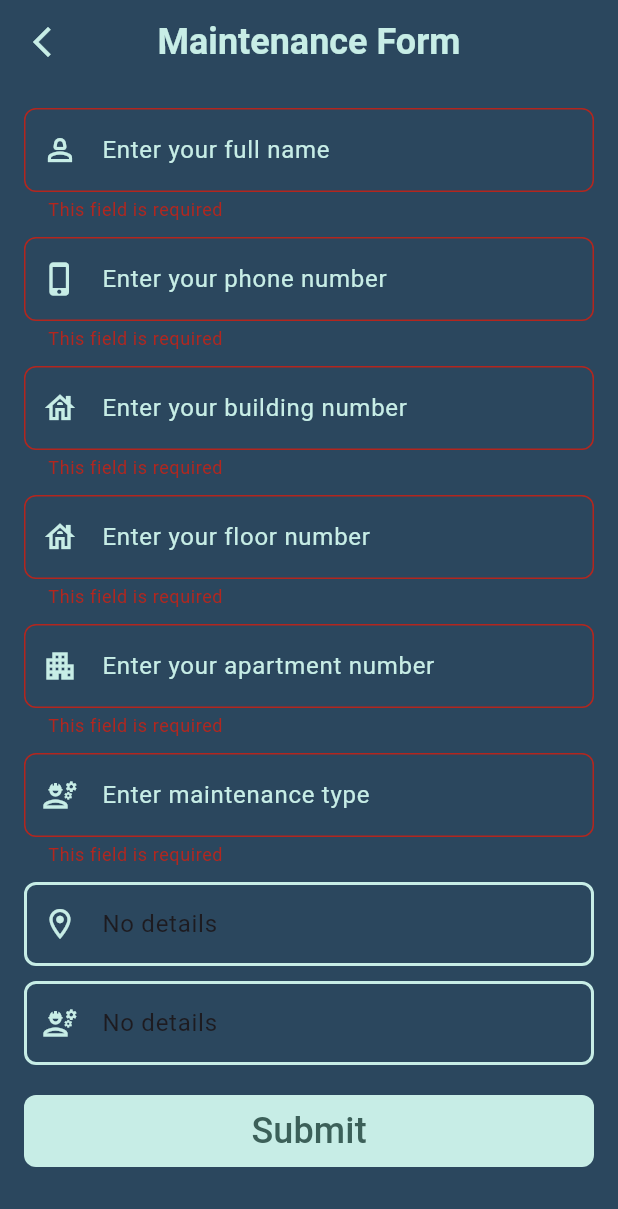
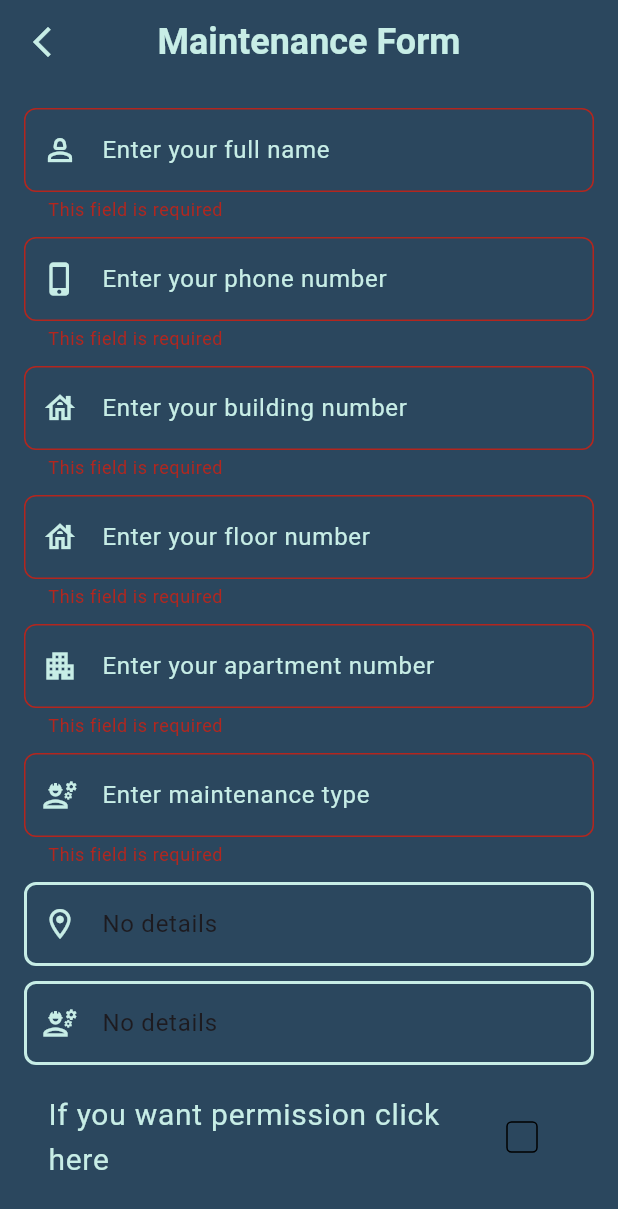
Before and after one commit to Peter-Awod/Maintenance-App, a Flutter app: the MaintenanceForm screen opened directly, after a tap on "Submit", on a phone screen of 412 x 824 dp. Shown: the top 1209 px of the screen. Run offline on Flutter 3.47's test engine with Material 3 defaults, Android fonts, the phone set to English and light mode, and no system bars; our stand-ins replace bloc, cloud_firestore, firebase_auth, firebase_core, flutter_bloc, modal_progress_hud_nsn and 1 more; accounts and stored records are empty.

Commit message:
add permission

```diff
--- a/lib/widgets/maintenance_form.dart
+++ b/lib/widgets/maintenance_form.dart
@@ -28,13 +28,16 @@ class _MaintenanceFormState extends State<MaintenanceForm> {
   var maintenanceTypeController = TextEditingController();
   var addressDetailsController = TextEditingController();
   var maintenanceDetailsController = TextEditingController();
+  var permissionDetailsController = TextEditingController();
 
   String? name,
       mobileNumber,
       maintenanceType,
       buildingNumber,
       floorNumber,
+      permission,
       apartmentNumber;
+  bool showPermissionField = false;
 
   @override
   Widget build(BuildContext context) {
@@ -43,9 +46,9 @@ class _MaintenanceFormState extends State<MaintenanceForm> {
       child:
           BlocConsumer<SubmitMaintenanceFormCubit, SubmitMaintenanceFormStates>(
         listener: (context, state) {
-          if(state is SubmitFormSuccessState)
-            {
-             showSnackBar(context: context, message: 'Form submitted successfully');
+          if (state is SubmitFormSuccessState) {
+            showSnackBar(
+                context: context, message: 'Form submitted successfully');
             Navigator.pop(context);
           }
         },
@@ -85,6 +88,7 @@ class _MaintenanceFormState extends State<MaintenanceForm> {
                   child: Column(
                     crossAxisAlignment: CrossAxisAlignment.center,
                     children: [
+                      // name
                       CustomTextFormField(
                         keyboardType: TextInputType.name,
                         textEditingController: nameController,
@@ -99,6 +103,8 @@ class _MaintenanceFormState extends State<MaintenanceForm> {
                       const SizedBox(
                         height: 10,
                       ),
+
+                      // mobile
                       CustomTextFormField(
                         textEditingController: mobileNumberController,
                         hintText: 'Enter your phone number',
@@ -111,6 +117,8 @@ class _MaintenanceFormState extends State<MaintenanceForm> {
                       const SizedBox(
                         height: 10,
                       ),
+
+                      //building
                       CustomTextFormField(
                         textEditingController: buildingNumberController,
                         hintText: 'Enter your building number',
@@ -123,6 +131,8 @@ class _MaintenanceFormState extends State<MaintenanceForm> {
                       const SizedBox(
                         height: 10,
                       ),
+
+                      // floor
                       CustomTextFormField(
                         textEditingController: floorNumberController,
                         hintText: 'Enter your floor number',
@@ -135,6 +145,8 @@ class _MaintenanceFormState extends State<MaintenanceForm> {
                       const SizedBox(
                         height: 10,
                       ),
+
+                      // apartment
                       CustomTextFormField(
                         textEditingController: apartmentNumberController,
                         hintText: 'Enter your apartment number',
@@ -147,6 +159,8 @@ class _MaintenanceFormState extends State<MaintenanceForm> {
                       const SizedBox(
                         height: 10,
                       ),
+
+                      // maintenance
                       CustomTextFormField(
                         textEditingController: maintenanceTypeController,
                         hintText: 'Enter maintenance type',
@@ -159,6 +173,8 @@ class _MaintenanceFormState extends State<MaintenanceForm> {
                       const SizedBox(
                         height: 10,
                       ),
+
+                      // address details
                       CustomTextFormField(
                         textEditingController: addressDetailsController,
                         hintText: 'Add more details about address',
@@ -171,6 +187,8 @@ class _MaintenanceFormState extends State<MaintenanceForm> {
                       const SizedBox(
                         height: 10,
                       ),
+
+                      // maintenance details
                       CustomTextFormField(
                         textEditingController: maintenanceDetailsController,
                         hintText:
@@ -182,17 +200,77 @@ class _MaintenanceFormState extends State<MaintenanceForm> {
                         },
                       ),
                       const SizedBox(
+                        height: 10,
+                      ),
+
+                      // permission check box
+                      ListTile(
+                        title: const Text(
+                          'If you want permission click here',
+                          style: TextStyle(
+                            color: kSecondaryColor,
+                            fontSize: 20,
+                          ),
+                        ),
+                        trailing: Checkbox(
+                          value: showPermissionField,
+                          onChanged: (value) {
+                            setState(() {
+                              showPermissionField = value!;
+                            });
+                          },
+                          activeColor: kSecondaryColor,
+                          // Change the color when checkbox is checked
+                          checkColor: Colors.black,
+                          // Change the color of the checkmark
+                          side: const BorderSide(
+                            color: Colors.black,
+                            strokeAlign: 2,
+                          ),
+
+                          fillColor: MaterialStateProperty.resolveWith<Color>(
+                            (Set<MaterialState> states) {
+                              // Change the color of the checkbox itself based on its state
+                              if (states.contains(MaterialState.selected)) {
+                                return kSecondaryColor; // Color when checkbox is checked
+                              }
+                              return kPrimaryColor; // Color when checkbox is unchecked
+                            },
+                          ),
+                        ),
+                      ),
+                      if (showPermissionField)
+                        const SizedBox(
+                          height: 10,
+                        ),
+
+                      // Permissions
+                      if (showPermissionField)
+                        CustomTextFormField(
+                          textEditingController: permissionDetailsController,
+                          hintText: 'What kind of permission needed?',
+                          prefixIcon: const Icon(Icons.sensor_door_outlined),
+                          keyboardType: TextInputType.text,
+                          onSaved: (value) {
+                            permission = value!;
+                          },
+                        ),
+                      const SizedBox(
                         height: 20,
                       ),
+
+                      // Submission button
                       CustomMaterialButton(
                         onPressed: () {
-                            if (addressDetailsController.text == null ||
-                                addressDetailsController.text.isEmpty) {
+                          if (addressDetailsController.text.isEmpty) {
                             addressDetailsController.text = 'No details';
                           }
-                            if (maintenanceDetailsController.text == null ||
-                                maintenanceDetailsController.text.isEmpty) {
+                          if (maintenanceDetailsController.text.isEmpty) {
                             maintenanceDetailsController.text = 'No details';
+                          }
+                          if (permissionDetailsController.text.isEmpty) {
+                            permissionDetailsController.text =
+                                'No Permissions needed';
                           }
 
                           if (formKey.currentState!.validate()) {
@@ -201,56 +279,22 @@ class _MaintenanceFormState extends State<MaintenanceForm> {
                               formId: '',
                               name: nameController.text,
                               phone: mobileNumberController.text,
-                                  maintenanceType:
-                                      maintenanceTypeController.text,
+                              maintenanceType: maintenanceTypeController.text,
                               buildingNo: buildingNumberController.text,
                               floorNo: floorNumberController.text,
                               apartmentNo: apartmentNumberController.text,
                               addressDetails: addressDetailsController.text,
                               maintenanceDetails:
-                                      maintenanceDetailsController.text);
+                                  maintenanceDetailsController.text,
+                              permission: permissionDetailsController.text,
+                            );
                             formCubit.submitForm(formModel);
                           } else {
                             autovalidateMode = AutovalidateMode.always;
                           }
                         },
-                          buttonName: 'Submit'),
-                      // MaterialButton(
-                      //   onPressed: () {
-                      //     if (addressDetailsController.text == null ||
-                      //         addressDetailsController.text.isEmpty) {
-                      //       addressDetailsController.text = 'No details';
-                      //     }
-                      //     if (maintenanceDetailsController.text == null ||
-                      //         maintenanceDetailsController.text.isEmpty) {
-                      //       maintenanceDetailsController.text = 'No details';
-                      //     }
-                      //
-                      //     if (formKey.currentState!.validate()) {
-                      //       formKey.currentState!.save();
-                      //       var formModel = FormModel(
-                      //           formId: '',
-                      //           name: nameController.text,
-                      //           phone: mobileNumberController.text,
-                      //           maintenanceType: maintenanceTypeController.text,
-                      //           buildingNo: buildingNumberController.text,
-                      //           floorNo: floorNumberController.text,
-                      //           apartmentNo: apartmentNumberController.text,
-                      //           addressDetails: addressDetailsController.text,
-                      //           maintenanceDetails:
-                      //               maintenanceDetailsController.text);
-                      //       formCubit.submitForm(formModel);
-                      //     } else {
-                      //       autovalidateMode = AutovalidateMode.always;
-                      //     }
-                      //   },
-                      //   child: const Text(
-                      //     'Submit',
-                      //     style: TextStyle(
-                      //       fontSize: 24,
-                      //     ),
-                      //   ),
-                      // ),
+                        buttonName: 'Submit',
+                      ),
                     ],
                   ),
                 ),
```
Also changed, not shown: lib/main.dart (+9 -7 lines). Lines whose indentation alone changed are shown as unchanged.
